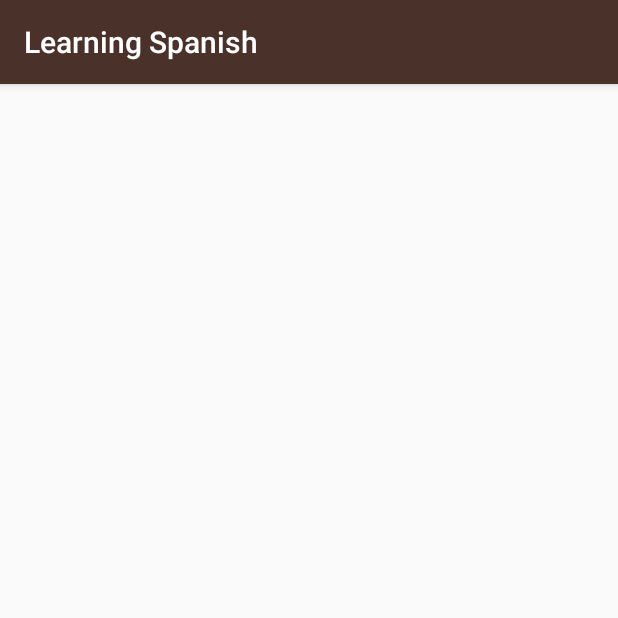
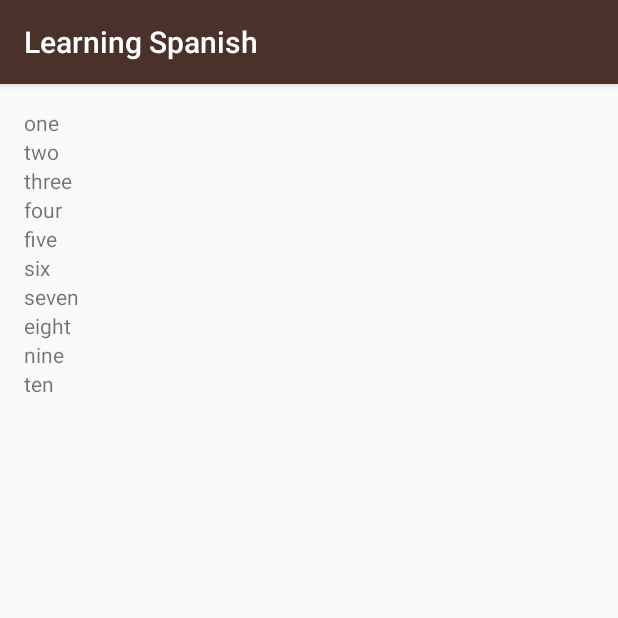
Before and after one commit to ayooubsmatti/LearningSpanish, an Android app: the NumbersActivity screen opened directly, with no data from a screen before it, on a phone screen of 412 x 824 dp, the top half of it. Run offline under Robolectric (Android 15) with nearby library versions, the light colour scheme and no system bars.

```diff
--- a/app/src/main/java/com/example/learningspanish/NumbersActivity.java
+++ b/app/src/main/java/com/example/learningspanish/NumbersActivity.java
@@ -3,6 +3,10 @@
 import androidx.appcompat.app.AppCompatActivity;
 
 import android.os.Bundle;
+import android.widget.LinearLayout;
+import android.widget.TextView;
+
+import java.util.ArrayList;
 
 public class NumbersActivity extends AppCompatActivity {
 
@@ -10,5 +14,42 @@
     protected void onCreate(Bundle savedInstanceState) {
         super.onCreate(savedInstanceState);
         setContentView(R.layout.activity_numbers);
+
+        // Create a list of words
+        ArrayList<String> words = new ArrayList<String>();
+        words.add("one");
+        words.add("two");
+        words.add("three");
+        words.add("four");
+        words.add("five");
+        words.add("six");
+        words.add("seven");
+        words.add("eight");
+        words.add("nine");
+        words.add("ten");
+
+
+        // Find the root view so we can add child views to it
+        LinearLayout rootView = (LinearLayout) findViewById(R.id.rootView);
+
+        // Create a variable to keep track of the current index position
+        int index = 0;
+
+        // Keep looping until we've reached the end of the list (which means keep looping
+        // as long as the current index position is less than the length of the list)
+        while (index < words.size()) {
+            // Create a new TextView
+            TextView wordView = new TextView(this);
+
+            // Set the text to be word at the current index
+            wordView.setText(words.get(index));
+
+            // Add this TextView as another child to the root view of this layout
+            rootView.addView(wordView);
+
+            // Increment the index variable by 1
+            index++;
+        }
+
     }
 }
--- a/app/src/main/java/com/example/learningspanish/PhrasesActivity.java
+++ b/app/src/main/java/com/example/learningspanish/PhrasesActivity.java
@@ -10,5 +10,7 @@
     protected void onCreate(Bundle savedInstanceState) {
         super.onCreate(savedInstanceState);
         setContentView(R.layout.activity_phrases);
+
+
     }
 }
--- a/app/src/main/res/layout/activity_numbers.xml
+++ b/app/src/main/res/layout/activity_numbers.xml
@@ -1,9 +1,13 @@
 <?xml version="1.0" encoding="utf-8"?>
-<androidx.constraintlayout.widget.ConstraintLayout xmlns:android="http://schemas.android.com/apk/res/android"
+<LinearLayout
+    xmlns:android="http://schemas.android.com/apk/res/android"
     xmlns:app="http://schemas.android.com/apk/res-auto"
     xmlns:tools="http://schemas.android.com/tools"
     android:layout_width="match_parent"
     android:layout_height="match_parent"
+    android:id="@+id/rootView"
+    android:orientation="vertical"
+    android:padding="16dp"
     tools:context=".NumbersActivity">
 
-</androidx.constraintlayout.widget.ConstraintLayout>
+</LinearLayout>
```
